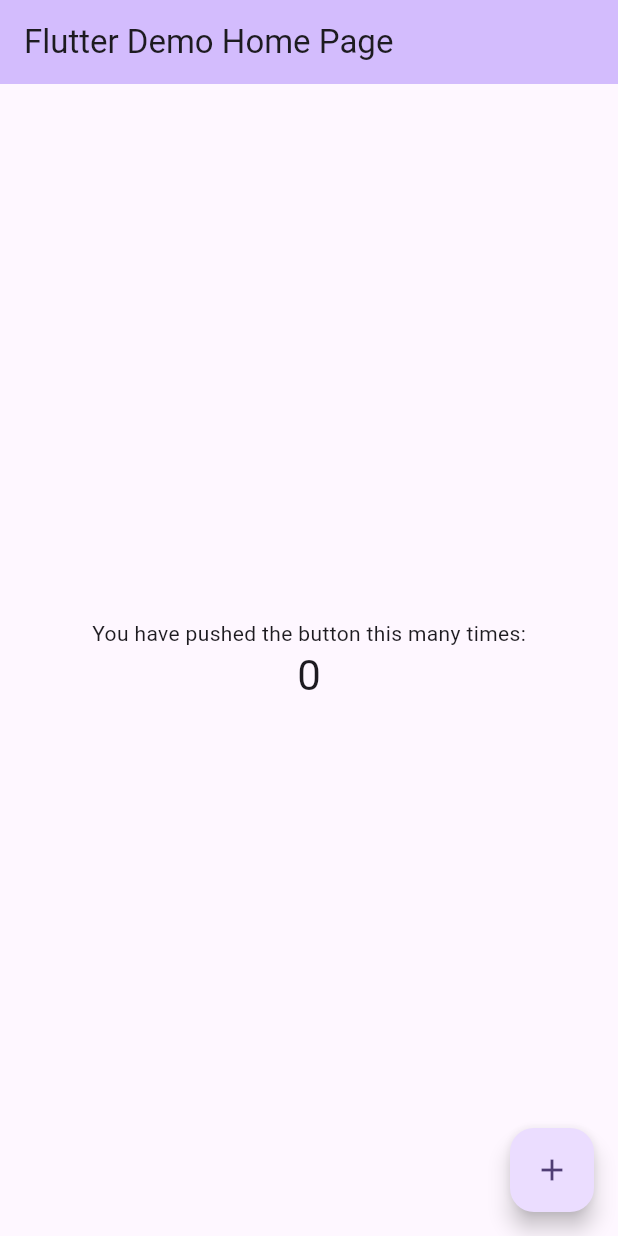
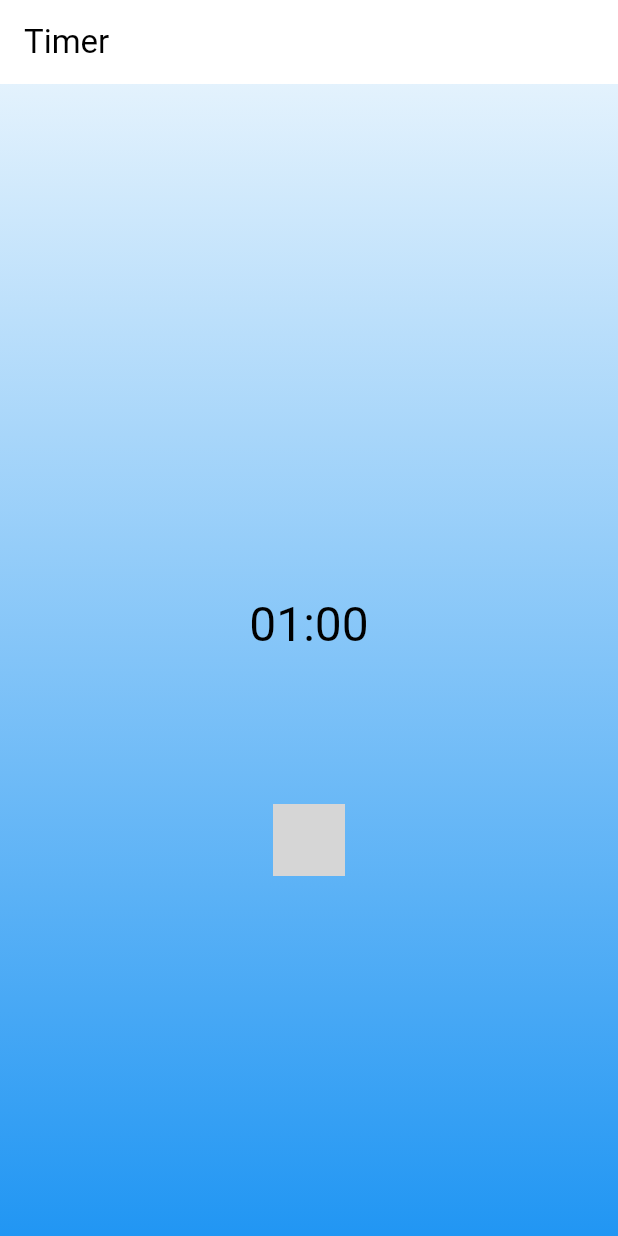
Before and after one commit to NSilvano/timer_app, a Flutter app: the screen it shows after launch, on a phone screen of 412 x 824 dp. Run offline on Flutter 3.47's test engine with Material 3 defaults, Android fonts, the phone set to English and light mode, and no system bars; our stand-ins replace bloc, flutter_bloc, freezed_annotation; statements that could not run were skipped; grey boxes are pictures that could not be loaded.

Commit message:
wip: application UI

```diff
--- a/lib/app.dart
+++ b/lib/app.dart
@@ -0,0 +1,19 @@
+import 'package:flutter/material.dart';
+import 'package:timer_app/timer/timer.dart';
+
+class App extends StatelessWidget {
+  const App({super.key});
+
+  @override
+  Widget build(BuildContext context) {
+    return MaterialApp(
+      title: 'Timer App',
+      theme: ThemeData(
+        colorScheme: const ColorScheme.light(
+          primary: Color.fromRGBO(72, 74, 126, 1),
+        ),
+      ),
+      home: const TimerPage(),
+    );
+  }
+}
--- a/lib/main.dart
+++ b/lib/main.dart
@@ -1,125 +1,6 @@
 import 'package:flutter/material.dart';
+import 'package:timer_app/app.dart';
 
 void main() {
-  runApp(const MyApp());
+  runApp(const App());
 }
-
-class MyApp extends StatelessWidget {
-  const MyApp({super.key});
-
-  // This widget is the root of your application.
-  @override
-  Widget build(BuildContext context) {
-    return MaterialApp(
-      title: 'Flutter Demo',
-      theme: ThemeData(
-        // This is the theme of your application.
-        //
-        // TRY THIS: Try running your application with "flutter run". You'll see
-        // the application has a purple toolbar. Then, without quitting the app,
-        // try changing the seedColor in the colorScheme below to Colors.green
-        // and then invoke "hot reload" (save your changes or press the "hot
-        // reload" button in a Flutter-supported IDE, or press "r" if you used
-        // the command line to start the app).
-        //
-        // Notice that the counter didn't reset back to zero; the application
-        // state is not lost during the reload. To reset the state, use hot
-        // restart instead.
-        //
-        // This works for code too, not just values: Most code changes can be
-        // tested with just a hot reload.
-        colorScheme: ColorScheme.fromSeed(seedColor: Colors.deepPurple),
-        useMaterial3: true,
-      ),
-      home: const MyHomePage(title: 'Flutter Demo Home Page'),
-    );
-  }
-}
-
-class MyHomePage extends StatefulWidget {
-  const MyHomePage({super.key, required this.title});
-
-  // This widget is the home page of your application. It is stateful, meaning
-  // that it has a State object (defined below) that contains fields that affect
-  // how it looks.
-
-  // This class is the configuration for the state. It holds the values (in this
-  // case the title) provided by the parent (in this case the App widget) and
-  // used by the build method of the State. Fields in a Widget subclass are
-  // always marked "final".
-
-  final String title;
-
-  @override
-  State<MyHomePage> createState() => _MyHomePageState();
-}
-
-class _MyHomePageState extends State<MyHomePage> {
-  int _counter = 0;
-
-  void _incrementCounter() {
-    setState(() {
-      // This call to setState tells the Flutter framework that something has
-      // changed in this State, which causes it to rerun the build method below
-      // so that the display can reflect the updated values. If we changed
-      // _counter without calling setState(), then the build method would not be
-      // called again, and so nothing would appear to happen.
-      _counter++;
-    });
-  }
-
-  @override
-  Widget build(BuildContext context) {
-    // This method is rerun every time setState is called, for instance as done
-    // by the _incrementCounter method above.
-    //
-    // The Flutter framework has been optimized to make rerunning build methods
-    // fast, so that you can just rebuild anything that needs updating rather
-    // than having to individually change instances of widgets.
-    return Scaffold(
-      appBar: AppBar(
-        // TRY THIS: Try changing the color here to a specific color (to
-        // Colors.amber, perhaps?) and trigger a hot reload to see the AppBar
-        // change color while the other colors stay the same.
-        backgroundColor: Theme.of(context).colorScheme.inversePrimary,
-        // Here we take the value from the MyHomePage object that was created by
-        // the App.build method, and use it to set our appbar title.
-        title: Text(widget.title),
-      ),
-      body: Center(
-        // Center is a layout widget. It takes a single child and positions it
-        // in the middle of the parent.
-        child: Column(
-          // Column is also a layout widget. It takes a list of children and
-          // arranges them vertically. By default, it sizes itself to fit its
-          // children horizontally, and tries to be as tall as its parent.
-          //
-          // Column has various properties to control how it sizes itself and
-          // how it positions its children. Here we use mainAxisAlignment to
-          // center the children vertically; the main axis here is the vertical
-          // axis because Columns are vertical (the cross axis would be
-          // horizontal).
-          //
-          // TRY THIS: Invoke "debug painting" (choose the "Toggle Debug Paint"
-          // action in the IDE, or press "p" in the console), to see the
-          // wireframe for each widget.
-          mainAxisAlignment: MainAxisAlignment.center,
-          children: <Widget>[
-            const Text(
-              'You have pushed the button this many times:',
-            ),
-            Text(
-              '$_counter',
-              style: Theme.of(context).textTheme.headlineMedium,
-            ),
-          ],
-        ),
-      ),
-      floatingActionButton: FloatingActionButton(
-        onPressed: _incrementCounter,
-        tooltip: 'Increment',
-        child: const Icon(Icons.add),
-      ), // This trailing comma makes auto-formatting nicer for build methods.
-    );
-  }
-}
--- a/lib/timer/bloc/timer_state.dart
+++ b/lib/timer/bloc/timer_state.dart
@@ -2,9 +2,8 @@ part of 'timer_bloc.dart';
 
 @freezed
 class TimerState with _$TimerState {
-  const factory TimerState.initial({required int duration}) = TimerInitial;
-  const factory TimerState.runPause({required int duration}) = TimerRunPause;
-  const factory TimerState.runInProgress({required int duration}) =
-      TimerRunInProgress;
+  const factory TimerState.initial(int duration) = TimerInitial;
+  const factory TimerState.runPause(int duration) = TimerRunPause;
+  const factory TimerState.runInProgress(int duration) = TimerRunInProgress;
   const factory TimerState.runComplete() = TimerRunComplete;
 }
--- a/lib/timer/presentation/view/timer_page.dart
+++ b/lib/timer/presentation/view/timer_page.dart
@@ -0,0 +1,84 @@
+import 'package:flutter/material.dart';
+import 'package:flutter_bloc/flutter_bloc.dart';
+import 'package:timer_app/timer/presentation/view/widgets/timer_actions.dart';
+import 'package:timer_app/timer/timer.dart';
+import 'package:timer_app/timer/presentation/view/widgets/background.dart';
+import 'package:timer_app/timer/ticker.dart';
+
+class TimerPage extends StatelessWidget {
+  const TimerPage({super.key});
+
+  @override
+  Widget build(BuildContext context) {
+    return BlocProvider(
+      create: (_) => TimerBloc(ticker: const Ticker()),
+      child: const TimerView(),
+    );
+  }
+}
+
+class TimerView extends StatelessWidget {
+  const TimerView({super.key});
+
+  @override
+  Widget build(BuildContext context) {
+    return Scaffold(
+      appBar: AppBar(title: const Text('Timer')),
+      body: const Stack(
+        children: [
+          Background(),
+          Column(
+            mainAxisAlignment: MainAxisAlignment.center,
+            crossAxisAlignment: CrossAxisAlignment.center,
+            children: <Widget>[
+              Padding(
+                padding: EdgeInsets.symmetric(vertical: 100.0),
+                child: Center(child: TimerText()),
+              ),
+              TimerActions(),
+            ],
+          )
+        ],
+      ),
+    );
+  }
+}
+
+class TimerText extends StatelessWidget {
+  const TimerText({super.key});
+
+  @override
+  Widget build(BuildContext context) {
+    return BlocBuilder<TimerBloc, TimerState>(builder: (context, state) {
+      late String minutesStr;
+      late String secondsStr;
+
+      state.when(
+        initial: (duration) {
+          minutesStr =
+              ((duration / 60) % 60).floor().toString().padLeft(2, '0');
+          secondsStr = (duration % 60).floor().toString().padLeft(2, '0');
+        },
+        runPause: (duration) {
+          minutesStr =
+              ((duration / 60) % 60).floor().toString().padLeft(2, '0');
+          secondsStr = (duration % 60).floor().toString().padLeft(2, '0');
+        },
+        runInProgress: (duration) {
+          minutesStr =
+              ((duration / 60) % 60).floor().toString().padLeft(2, '0');
+          secondsStr = (duration % 60).floor().toString().padLeft(2, '0');
+        },
+        runComplete: () {
+          minutesStr = '00';
+          secondsStr = '00';
+        },
+      );
+
+      return Text(
+        '$minutesStr:$secondsStr',
+        style: Theme.of(context).textTheme.headlineLarge,
+      );
+    });
+  }
+}
--- /dev/null
+++ b/lib/timer/presentation/view/widgets/background.dart
@@ -0,0 +1,21 @@
+import 'package:flutter/material.dart';
+
+class Background extends StatelessWidget {
+  const Background({super.key});
+
+  @override
+  Widget build(BuildContext context) {
+    return Container(
+      decoration: BoxDecoration(
+        gradient: LinearGradient(
+          begin: Alignment.topCenter,
+          end: Alignment.bottomCenter,
+          colors: [
+            Colors.blue.shade50,
+            Colors.blue.shade500,
+          ],
+        ),
+      ),
+    );
+  }
+}
--- a/lib/timer/timer.dart
+++ b/lib/timer/timer.dart
@@ -0,0 +1,2 @@
+export 'bloc/timer_bloc.dart';
+export 'presentation/view/timer_page.dart';
```
Also changed, not shown: lib/timer/bloc/timer_bloc.dart (+11 -11 lines), lib/timer/presentation/view/widgets/timer_actions.dart (added, +66 -0 lines), lib/timer/bloc/timer_bloc.freezed.dart, 1 other file.
